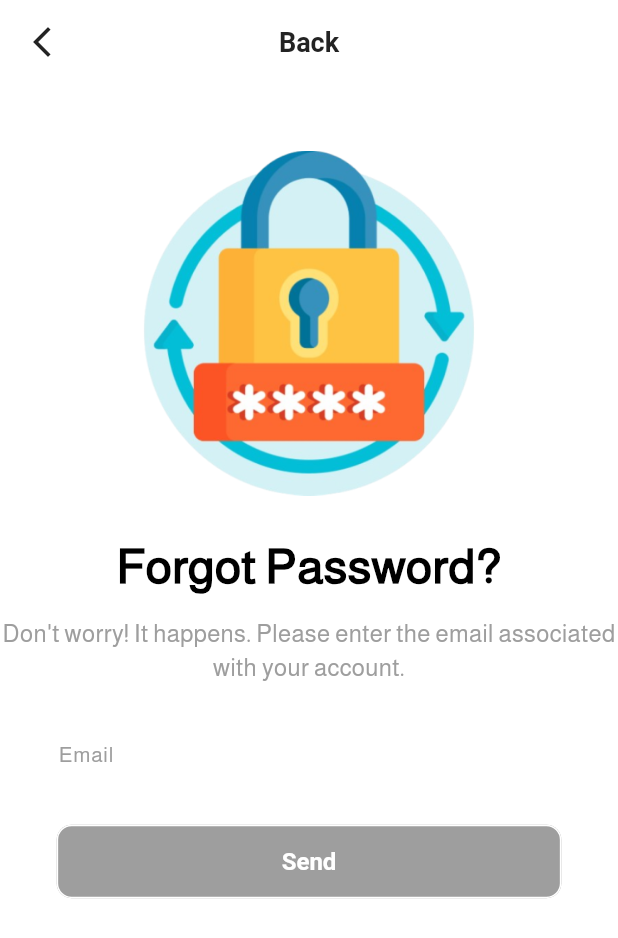
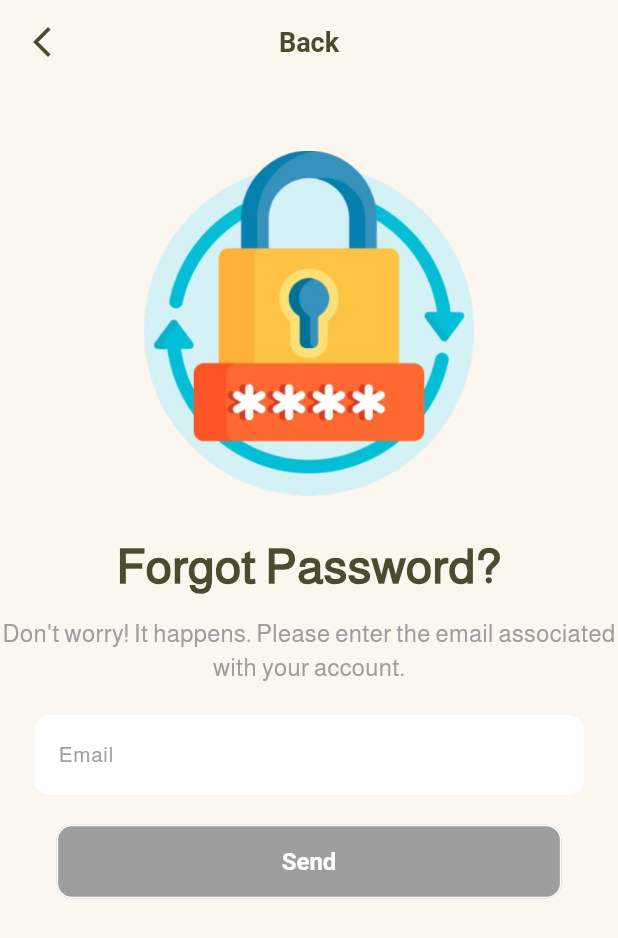
Before and after one commit to abdullahwaseem-dev/ALLAH_EVERYWHERE, a Flutter app: the screen it shows after launch, after a tap on "Forgot Password?", on a phone screen of 412 x 824 dp. Shown: the top 938 px of the screen. Run offline on Flutter 3.47's test engine with Material 3 defaults, Android fonts, the phone set to English and light mode, and no system bars; our stand-ins replace adhan, audio_service, cloud_firestore, firebase_auth, firebase_core, firebase_crashlytics and 16 more; missing offline and left inert: flutter_qiblah, quran; accounts and stored records are empty; generated files the repository leaves out were written again.

Commit message:
Theme the full auth flow (Login, Registration, Forgot Password, Registration Success)
These screens had no dark mode support at all before - hardcoded
VoidColors.primary backgrounds and black text throughout, so a user
with dark mode enabled would hit an unreadable light screen every
time they logged out or the app restarted before auto-login kicked
in. Converted to the same flat card system and brand palette as the
rest of the app; login_widgets.dart's helpers now take a BuildContext
so they can theme themselves instead of being hardcoded light-only.

Co-Authored-By: Claude Sonnet 5 <noreply@anthropic.com>

```diff
--- a/lib/forget_password.dart
+++ b/lib/forget_password.dart
@@ -61,18 +61,23 @@ class _ForgetPasswordState extends State<ForgetPassword> {
   @override
   Widget build(BuildContext context) {
     final t = AppLocalizations.of(context)!;
+    final isDark = Theme.of(context).brightness == Brightness.dark;
+    final accent = isDark ? VoidColors.goldDark : VoidColors.gold;
+    final textColor = isDark ? VoidColors.textDarkPrimary : VoidColors.oliveDeep;
+    final subColor = isDark ? VoidColors.textDarkSecondary : Colors.grey;
     return Scaffold(
       appBar: AppBar(
-        title: Text('Back', style: TextStyle(color: VoidColors.black, fontSize: 18)),
-        backgroundColor: VoidColors.primary,
+        title: Text('Back', style: TextStyle(color: textColor, fontSize: 18)),
+        backgroundColor: Colors.transparent,
+        elevation: 0,
         leading: IconButton(
-          icon: Icon(Icons.arrow_back_ios_new_outlined, color: VoidColors.black),
+          icon: Icon(Icons.arrow_back_ios_new_outlined, color: textColor),
           onPressed: () {
             Get.back();
           },
         ),
       ),
-      backgroundColor: VoidColors.primary,
+      backgroundColor: isDark ? VoidColors.bgDark : VoidColors.bgLight,
       body: SingleChildScrollView( // Make the body scrollable
         child: Column(
           children: [
@@ -89,7 +94,7 @@ class _ForgetPasswordState extends State<ForgetPassword> {
               style: TextStyle(
                 fontSize: 32,
                 fontWeight: FontWeight.w600,
-                color: Colors.black,
+                color: textColor,
               ),
             ),
             const SizedBox(height: 10), // Reduced space between image and text
@@ -97,7 +102,7 @@ class _ForgetPasswordState extends State<ForgetPassword> {
               t.forgotPasswordDescription,
               style: TextStyle(
                 fontSize: 16,
-                color: Colors.grey,
+                color: subColor,
               ),
               textAlign: TextAlign.center,
             ),
@@ -109,14 +114,15 @@ class _ForgetPasswordState extends State<ForgetPassword> {
                   // Email TextField with border and validation
                   TextField(
                     controller: _emailController,
+                    style: TextStyle(color: textColor),
                     decoration: InputDecoration(
                       hintText: t.email,
-                      hintStyle: TextStyle(color: Colors.grey),
+                      hintStyle: TextStyle(color: subColor),
                       filled: true,
-                      fillColor: Colors.white,
+                      fillColor: isDark ? VoidColors.cardDark : Colors.white,
                       border: OutlineInputBorder(
                         borderRadius: BorderRadius.circular(10),
-                        borderSide: BorderSide(color: Colors.grey, width: 1.5),
+                        borderSide: BorderSide(color: subColor, width: 1.5),
                       ),
                     ),
                   ),
@@ -136,11 +142,11 @@ class _ForgetPasswordState extends State<ForgetPassword> {
                       ),
                     ),
                     style: ButtonStyle(
-                      backgroundColor: MaterialStateProperty.all(
-                          _isButtonEnabled ? Colors.pinkAccent : Colors.grey),
-                      padding: MaterialStateProperty.all(
+                      backgroundColor: WidgetStateProperty.all(
+                          _isButtonEnabled ? accent : Colors.grey),
+                      padding: WidgetStateProperty.all(
                           EdgeInsets.symmetric(vertical: 15, horizontal: 150)),
-                      shape: MaterialStateProperty.all(RoundedRectangleBorder(
+                      shape: WidgetStateProperty.all(RoundedRectangleBorder(
                         borderRadius: BorderRadius.circular(10),
                       )),
                     ),
--- a/lib/login.dart
+++ b/lib/login.dart
@@ -115,8 +115,13 @@ class _LoginState extends State<Login> {
   @override
   Widget build(BuildContext context) {
     final t = AppLocalizations.of(context)!;
+    final isDark = Theme.of(context).brightness == Brightness.dark;
+    final accent = isDark ? VoidColors.goldDark : VoidColors.gold;
+    final textColor = isDark ? VoidColors.textDarkPrimary : VoidColors.oliveDeep;
+    final subColor = isDark ? VoidColors.textDarkSecondary : Colors.black54;
+
     return Scaffold(
-      backgroundColor: VoidColors.primary,
+      backgroundColor: isDark ? VoidColors.bgDark : VoidColors.bgLight,
       body: SingleChildScrollView(
         child: Padding(
           padding: EdgeInsets.symmetric(horizontal: 24.w),
@@ -127,6 +132,7 @@ class _LoginState extends State<Login> {
                 VoidImages.logo,
                 width: 200.w,
                 height: 200.h,
+                color: isDark ? Colors.white : null,
               ),
               Transform.translate(
                 offset: Offset(0, -40.h),
@@ -134,10 +140,12 @@ class _LoginState extends State<Login> {
                   VoidImages.ALLAH,
                   width: 320.w,
                   height: 210.h,
+                  color: isDark ? Colors.white : null,
                 ),
               ),
               SizedBox(height: 10.h),
               buildInputField(
+                context,
                 t.email,
                 TextInputType.emailAddress,
                 _emailController,
@@ -145,6 +153,7 @@ class _LoginState extends State<Login> {
               ),
               SizedBox(height: 10.h),
               buildInputField(
+                context,
                 t.password,
                 TextInputType.text,
                 _passwordController,
@@ -154,7 +163,7 @@ class _LoginState extends State<Login> {
                   icon: Icon(
                     _isPasswordObscured ? Icons.visibility : Icons
                         .visibility_off,
-                    color: Colors.black54,
+                    color: subColor,
                   ),
                   onPressed: () {
                     setState(() {
@@ -171,6 +180,7 @@ class _LoginState extends State<Login> {
                     children: [
                       Checkbox(
                         value: _keepLoggedIn,
+                        activeColor: accent,
                         onChanged: (value) {
                           setState(() {
                             _keepLoggedIn = value ?? false;
@@ -181,7 +191,7 @@ class _LoginState extends State<Login> {
                         t.keepMeLoggedIn,
                         style: TextStyle(
                           fontSize: 14.sp,
-                          color: Colors.black87,
+                          color: textColor,
                         ),
                       ),
                     ],
@@ -194,7 +204,7 @@ class _LoginState extends State<Login> {
                       t.forgotPassword,
                       style: TextStyle(
                         fontSize: 14.sp,
-                        color: Colors.pinkAccent,
+                        color: accent,
                         decoration: TextDecoration.underline,
                       ),
                     ),
@@ -203,42 +213,42 @@ class _LoginState extends State<Login> {
               ),
               SizedBox(height: 20.h),
 
-              buildLoginButton(_isLoginEnabled, () {
+              buildLoginButton(context, _isLoginEnabled, () {
                 _loginWithEmailPassword();
               }, label: t.loginTitle),
               SizedBox(height: 10.h),
               Row(
                 children: [
-                  Expanded(child: Divider(color: Colors.black54)),
+                  Expanded(child: Divider(color: subColor)),
                   Padding(
                     padding: EdgeInsets.symmetric(horizontal: 8.w),
                     child: Text(
                       t.or,
                       style: TextStyle(
                         fontSize: 14.sp,
-                        color: Colors.black54,
+                        color: subColor,
                       ),
                     ),
                   ),
-                  Expanded(child: Divider(color: Colors.black54)),
+                  Expanded(child: Divider(color: subColor)),
                 ],
               ),
               SizedBox(height: 10.h),
-              buildGuestButton(label: t.joinAsGuest),
+              buildGuestButton(context, label: t.joinAsGuest),
               SizedBox(height: 20.h),
               RichText(
                 text: TextSpan(
                   text: t.dontHaveAccount,
                   style: TextStyle(
                     fontSize: 14.sp,
-                    color: Colors.black87,
+                    color: textColor,
                   ),
                   children: [
                     TextSpan(
                       text: t.register,
                       style: TextStyle(
                         fontSize: 14.sp,
-                        color: Colors.pinkAccent,
+                        color: accent,
                         fontWeight: FontWeight.w600,
                       ),
                       recognizer: TapGestureRecognizer()
--- a/lib/registration.dart
+++ b/lib/registration.dart
@@ -79,10 +79,12 @@ class _RegisterScreenState extends State<RegisterScreen> {
   @override
   Widget build(BuildContext context) {
     final t = AppLocalizations.of(context)!;
+    final isDark = Theme.of(context).brightness == Brightness.dark;
     return Scaffold(
-      backgroundColor: VoidColors.primary,
+      backgroundColor: isDark ? VoidColors.bgDark : VoidColors.bgLight,
       body: Stack(
         children: [
+          if (!isDark)
             Positioned(
               top: 0,
               left: 0,
--- a/lib/widgets/login_widgets.dart
+++ b/lib/widgets/login_widgets.dart
@@ -1,32 +1,39 @@
 import 'package:flutter/material.dart';
 import 'package:flutter_screenutil/flutter_screenutil.dart';
 import 'package:get/get.dart';
+import 'package:allah_everywhere/utils/utils/constraints/colors.dart';
 
 import 'bottom_navbar.dart';
 
 Widget buildInputField(
+    BuildContext context,
     String label,
     TextInputType keyboardType,
     TextEditingController controller,
     {bool obscureText = false, IconData? icon, Widget? suffixIcon}) {
+  final isDark = Theme.of(context).brightness == Brightness.dark;
   return TextField(
     controller: controller,
     obscureText: obscureText,
     keyboardType: keyboardType,
+    style: TextStyle(color: isDark ? VoidColors.textDarkPrimary : VoidColors.oliveDeep),
     decoration: InputDecoration(
       labelText: label,
-      prefixIcon: icon != null ? Icon(icon) : null,
+      labelStyle: TextStyle(color: isDark ? VoidColors.textDarkSecondary : null),
+      prefixIcon: icon != null ? Icon(icon, color: isDark ? VoidColors.textDarkSecondary : null) : null,
       suffixIcon: suffixIcon,
       border: OutlineInputBorder(
         borderRadius: BorderRadius.circular(8.r),
       ),
       filled: true,
-      fillColor: Colors.white,
+      fillColor: isDark ? VoidColors.cardDark : Colors.white,
     ),
   );
 }
 
-Widget buildLoginButton(bool isLoginEnabled, Function onTap, {String label = 'Login'}) {
+Widget buildLoginButton(BuildContext context, bool isLoginEnabled, Function onTap, {String label = 'Login'}) {
+  final isDark = Theme.of(context).brightness == Brightness.dark;
+  final accent = isDark ? VoidColors.goldDark : VoidColors.gold;
   return GestureDetector(
     onTap: isLoginEnabled ? () => onTap() : null,
     child: Container(
@@ -34,7 +41,7 @@ Widget buildLoginButton(bool isLoginEnabled, Function onTap, {String label = 'Lo
       height: 50.h,
       decoration: BoxDecoration(
         borderRadius: BorderRadius.circular(20.r),
-        color: isLoginEnabled ? Colors.pinkAccent : Colors.grey,
+        color: isLoginEnabled ? accent : Colors.grey,
       ),
       child: Center(
         child: Text(
@@ -50,7 +57,8 @@ Widget buildLoginButton(bool isLoginEnabled, Function onTap, {String label = 'Lo
   );
 }
 
-Widget buildGuestButton({String label = 'Join as a Guest'}) {
+Widget buildGuestButton(BuildContext context, {String label = 'Join as a Guest'}) {
+  final isDark = Theme.of(context).brightness == Brightness.dark;
   return GestureDetector(
     onTap: () {
       Get.to(() => BottomNavBarApp());
@@ -61,7 +69,7 @@ Widget buildGuestButton({String label = 'Join as a Guest'}) {
       decoration: BoxDecoration(
         borderRadius: BorderRadius.circular(20.r),
         border: Border.all(color: Colors.grey),
-        color: Colors.white,
+        color: isDark ? VoidColors.cardDark : Colors.white,
       ),
       child: Center(
         child: Text(
@@ -69,7 +77,7 @@ Widget buildGuestButton({String label = 'Join as a Guest'}) {
           style: TextStyle(
             fontSize: 16.sp,
             fontWeight: FontWeight.w500,
-            color: Colors.black,
+            color: isDark ? VoidColors.textDarkPrimary : Colors.black,
           ),
         ),
       ),
```
Also changed, not shown: lib/registration_success.dart (+21 -21 lines), lib/widgets/buttons_section.dart (+5 -2 lines), lib/widgets/form_section.dart (+17 -8 lines), lib/widgets/login_link.dart (+6 -2 lines). Lines whose indentation alone changed are shown as unchanged.
